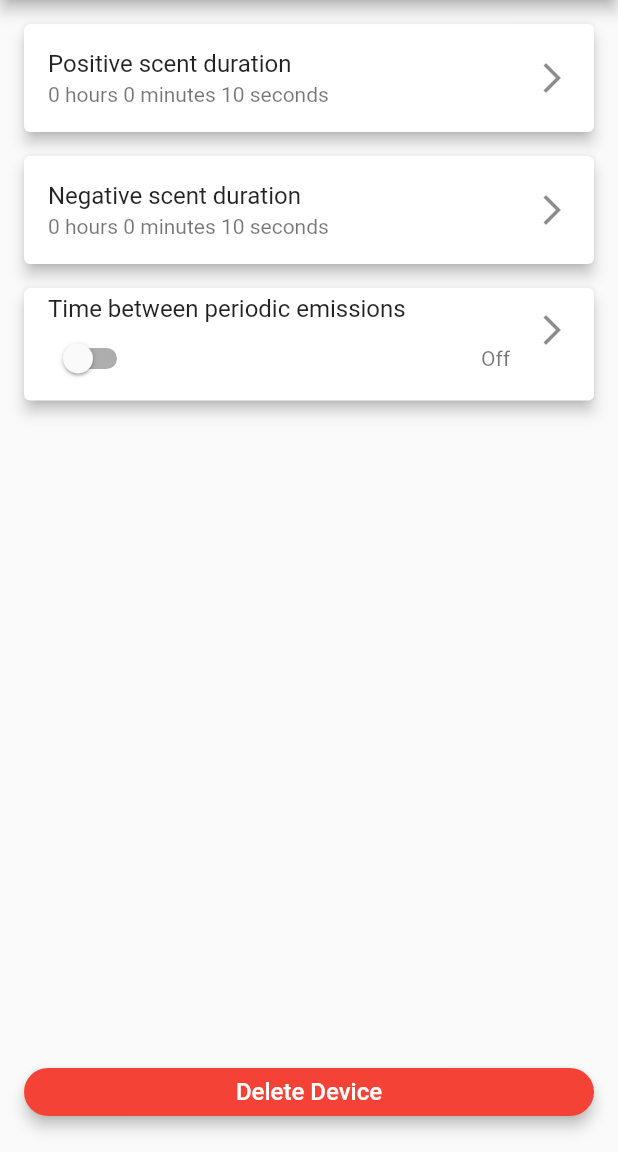
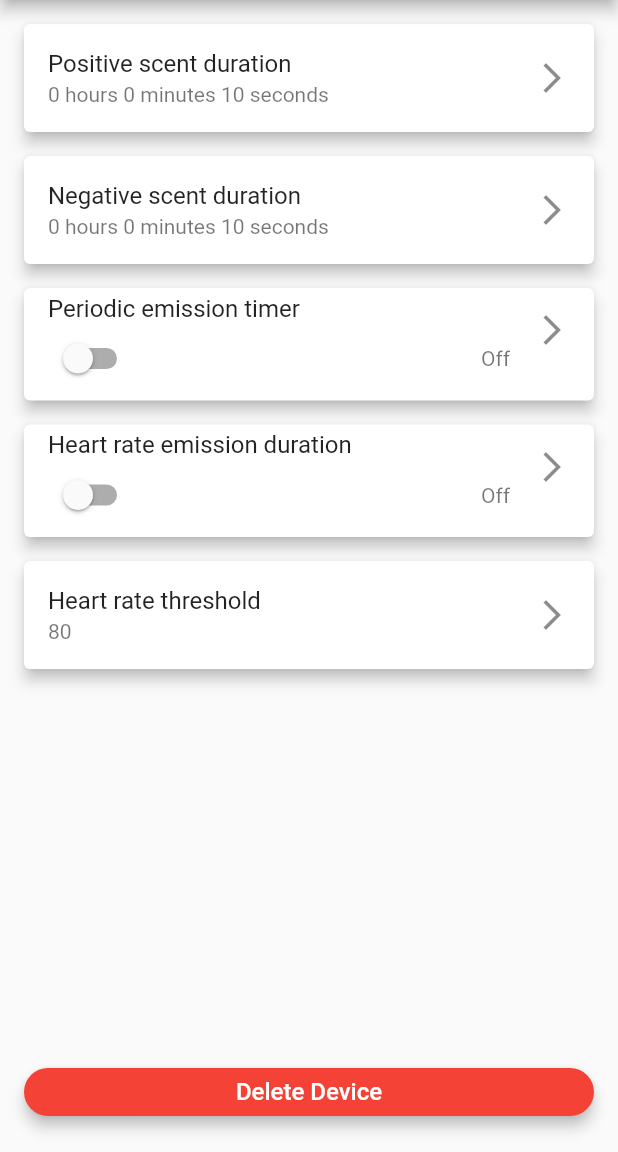
Before and after one commit to TylerHight/Que-App, a Flutter app: the DeviceSettingsScreen screen opened directly with empty values, on a phone screen of 412 x 824 dp, the part 84-1236 px from its top. Run offline on Flutter 3.47's test engine with Material 2 defaults, Android fonts, the phone set to English and light mode, and no system bars; our stand-ins replace syncfusion_flutter_charts.

Commit message:
HR emissions are toggleable

```diff
--- a/lib/device_data.dart
+++ b/lib/device_data.dart
@@ -12,6 +12,9 @@ class DeviceTimeSeriesData {
   int negativeEmissionDuration;
   int periodicEmissionTimerLength;
   final bool periodicEmission;
+  int heartRateEmissionDuration;
+  int heartRateThreshold;
+  bool heartRateEmissions; // Add this line
 
   DeviceTimeSeriesData({
     required this.timestamp,
@@ -22,7 +25,10 @@ class DeviceTimeSeriesData {
     this.positiveEmissionDuration = 10,
     this.negativeEmissionDuration = 10,
     this.periodicEmissionTimerLength = 2,
-    this.periodicEmission = false, // whether to enable periodic emissions or not
+    this.periodicEmission = false,
+    this.heartRateEmissionDuration = 10,
+    this.heartRateThreshold = 80,
+    this.heartRateEmissions = false, // Initialize the new field
   });
 
   factory DeviceTimeSeriesData.fromPrevious(DeviceTimeSeriesData previous, {
@@ -35,6 +41,9 @@ class DeviceTimeSeriesData {
     int? negativeEmissionTime,
     int? periodicEmissionTimerLength,
     bool? periodicEmissionTriggers,
+    int? heartRateEmissionDuration,
+    int? heartRateThreshold,
+    bool? heartRateEmissions,
   }) {
     return DeviceTimeSeriesData(
       timestamp: timestamp ?? previous.timestamp,
@@ -45,7 +54,9 @@ class DeviceTimeSeriesData {
       positiveEmissionDuration: positiveEmissionTime ?? previous.positiveEmissionDuration,
       negativeEmissionDuration: negativeEmissionTime ?? previous.negativeEmissionDuration,
       periodicEmissionTimerLength: periodicEmissionTimerLength ?? previous.periodicEmissionTimerLength,
-      periodicEmission: periodicEmissionTriggers ?? previous.periodicEmission,
+      heartRateEmissionDuration: heartRateEmissionDuration ?? previous.heartRateEmissionDuration,
+      heartRateThreshold: heartRateThreshold ?? previous.heartRateThreshold,
+      heartRateEmissions: heartRateEmissions ?? previous.heartRateEmissions, // Set the new field
     );
   }
 }
@@ -63,7 +74,6 @@ class DeviceData extends ChangeNotifier {
   void addDeviceTitle(String title) {
     _deviceTitles.add(title);
     _deviceDataMap[title] = [
-      // Create a default time series data point for the new title
       DeviceTimeSeriesData(timestamp: DateTime.now())
     ];
     notifyListeners();
@@ -76,14 +86,12 @@ class DeviceData extends ChangeNotifier {
     notifyListeners();
   }
 
-  // Add a data point to a specific device
   void addDataPoint(String deviceTitle, DeviceTimeSeriesData dataPoint) {
     if (_deviceDataMap.containsKey(deviceTitle)) {
       _deviceDataMap[deviceTitle]?.add(dataPoint);
-      notifyListeners(); // Notify the UI of the data change
+      notifyListeners();
     }
 
-    // Print a message to confirm that the method is called
     print("addDataPoint called for device: $deviceTitle");
     print("New Data Point: $dataPoint");
   }
@@ -91,9 +99,8 @@ class DeviceData extends ChangeNotifier {
   DeviceTimeSeriesData getDeviceSettings(String deviceTitle) {
     final List<DeviceTimeSeriesData>? deviceData = _deviceDataMap[deviceTitle];
     if (deviceData != null && deviceData.isNotEmpty) {
-      return deviceData.first; // Return the settings from the first data point
+      return deviceData.first;
     } else {
-      // Return default settings with the current timestamp
       return DeviceTimeSeriesData(timestamp: DateTime.now());
     }
   }
--- a/lib/screens/home_screen/device_settings_screen.dart
+++ b/lib/screens/home_screen/device_settings_screen.dart
@@ -20,30 +20,36 @@ class _DeviceSettingsScreenState extends State<DeviceSettingsScreen> {
     'positive scent duration': null,
     'negative scent duration': null,
     'time between periodic emissions': null,
+    'heart rate emission duration': null,
   };
 
-  bool isPeriodicEmissionEnabled = false; // Initially, it's disabled
+  int _heartRateThreshold = 0;
+
+  bool isPeriodicEmissionEnabled = false;
+  bool isHeartRateEmissionEnabled = false;
 
   @override
   void initState() {
     super.initState();
-    _loadSettings(); // Load the settings when the screen is first created
+    _loadSettings();
   }
 
-  /// Load device settings from the data provider
   void _loadSettings() {
     final deviceData = Provider.of<DeviceData>(context, listen: false);
     final deviceSettings = deviceData.getDeviceSettings(widget.deviceTitle);
 
     setState(() {
-      // Update the _selectedDurations map with the current values from deviceSettings
       _selectedDurations['positive scent duration'] =
           Duration(seconds: deviceSettings.positiveEmissionDuration);
       _selectedDurations['negative scent duration'] =
           Duration(seconds: deviceSettings.negativeEmissionDuration);
       _selectedDurations['time between periodic emissions'] =
           Duration(seconds: deviceSettings.periodicEmissionTimerLength);
+      _selectedDurations['heart rate emission duration'] =
+          Duration(seconds: deviceSettings.heartRateEmissionDuration);
+      _heartRateThreshold = deviceSettings.heartRateThreshold;
       isPeriodicEmissionEnabled = deviceSettings.periodicEmission;
+      isHeartRateEmissionEnabled = deviceSettings.heartRateEmissions;
     });
   }
 
@@ -75,12 +81,42 @@ class _DeviceSettingsScreenState extends State<DeviceSettingsScreen> {
             },
           ),
           _buildSettingCard(
-            title: 'Time between periodic emissions',
+            title: 'Periodic emission timer',
             value: isPeriodicEmissionEnabled
                 ? _formatDuration(_selectedDurations['time between periodic emissions']!)
                 : 'Off',
             onTap: () {
               _selectDuration(context, 'time between periodic emissions');
+            },
+            isSwitch: true,
+            switchValue: isPeriodicEmissionEnabled,
+            onSwitchChanged: (newValue) {
+              setState(() {
+                isPeriodicEmissionEnabled = newValue;
+              });
+            },
+          ),
+          _buildSettingCard(
+            title: 'Heart rate emission duration',
+            value: isHeartRateEmissionEnabled
+                ? _formatDuration(_selectedDurations['heart rate emission duration']!)
+                : 'Off',
+            onTap: () {
+              _selectDuration(context, 'heart rate emission duration');
+            },
+            isSwitch: true,
+            switchValue: isHeartRateEmissionEnabled,
+            onSwitchChanged: (newValue) {
+              setState(() {
+                isHeartRateEmissionEnabled = newValue;
+              });
+            },
+          ),
+          _buildSettingCard(
+            title: 'Heart rate threshold',
+            value: _heartRateThreshold.toString(),
+            onTap: () {
+              _selectHeartRateThreshold(context);
             },
           ),
         ],
@@ -110,23 +146,22 @@ class _DeviceSettingsScreenState extends State<DeviceSettingsScreen> {
     required String title,
     required String value,
     required VoidCallback onTap,
+    bool isSwitch = false,
+    bool switchValue = false,
+    ValueChanged<bool>? onSwitchChanged,
   }) {
     return Card(
       elevation: 4.0,
       margin: EdgeInsets.only(bottom: 16.0),
       child: ListTile(
         title: Text(title),
-        subtitle: title == 'Time between periodic emissions'
+        subtitle: isSwitch
             ? Row(
           mainAxisAlignment: MainAxisAlignment.spaceBetween,
           children: [
             Switch(
-              value: isPeriodicEmissionEnabled,
-              onChanged: (newValue) {
-                setState(() {
-                  isPeriodicEmissionEnabled = newValue;
-                });
-              },
+              value: switchValue,
+              onChanged: onSwitchChanged,
             ),
             Text(value),
           ],
@@ -164,25 +199,90 @@ class _DeviceSettingsScreenState extends State<DeviceSettingsScreen> {
     }
   }
 
+  Future<void> _selectHeartRateThreshold(BuildContext context) async {
+    int? selectedHeartRateThreshold = await showDialog<int>(
+      context: context,
+      builder: (BuildContext context) {
+        int? enteredHeartRateThreshold;
+        return AlertDialog(
+          title: Text('Select Heart Rate Threshold'),
+          content: Container(
+            width: double.minPositive,
+            child: Column(
+              mainAxisSize: MainAxisSize.min,
+              children: [
+                Text('Choose a heart rate threshold:'),
+                DropdownButton<int>(
+                  value: _heartRateThreshold,
+                  items: List.generate(200, (index) => index + 1)
+                      .map((value) => DropdownMenuItem<int>(
+                    value: value,
+                    child: Text(value.toString()),
+                  ))
+                      .toList(),
+                  onChanged: (value) {
+                    setState(() {
+                      enteredHeartRateThreshold = value;
+                    });
+                  },
+                ),
+              ],
+            ),
+          ),
+          actions: [
+            TextButton(
+              onPressed: () {
+                Navigator.of(context).pop();
+              },
+              child: Text('Cancel'),
+            ),
+            TextButton(
+              onPressed: () {
+                Navigator.of(context).pop(enteredHeartRateThreshold);
+              },
+              child: Text('OK'),
+            ),
+          ],
+        );
+      },
+    );
+
+    if (selectedHeartRateThreshold != null) {
+      setState(() {
+        _heartRateThreshold = selectedHeartRateThreshold;
+      });
+
+      _updateTimeSeriesData('heart rate threshold', Duration.zero);
+    }
+  }
+
   void _updateTimeSeriesData(String title, Duration selectedDuration) {
     final totalSeconds = selectedDuration.inSeconds;
     final deviceData = Provider.of<DeviceData>(context, listen: false);
 
     DeviceTimeSeriesData previousData = deviceData.getDeviceSettings(widget.deviceTitle);
 
-    DeviceTimeSeriesData newDataPoint = DeviceTimeSeriesData.fromPrevious(previousData,
+    DeviceTimeSeriesData newDataPoint = DeviceTimeSeriesData.fromPrevious(
+      previousData,
       periodicEmissionTriggers: isPeriodicEmissionEnabled,
     );
 
-    if (title == "positive scent duration") {
-      newDataPoint.positiveEmissionDuration = totalSeconds;
-    } else if (title == "negative scent duration") {
-      newDataPoint.negativeEmissionDuration = totalSeconds;
-    } else if (title == "time between periodic emissions") {
-      newDataPoint.periodicEmissionTimerLength = totalSeconds;
+    switch (title) {
+      case "positive scent duration":
+        newDataPoint.positiveEmissionDuration = totalSeconds;
+        break;
+      case "negative scent duration":
+        newDataPoint.negativeEmissionDuration = totalSeconds;
+        break;
+      case "Periodic emission timer":
+        newDataPoint.periodicEmissionTimerLength = totalSeconds;
+        break;
+      case "heart rate emission duration":
+        newDataPoint.heartRateEmissionDuration = totalSeconds;
+        newDataPoint.heartRateEmissions = isHeartRateEmissionEnabled;
+        break;
     }
 
-    // Record the updated setting
     deviceData.addDataPoint(widget.deviceTitle, newDataPoint);
   }
 }
```
